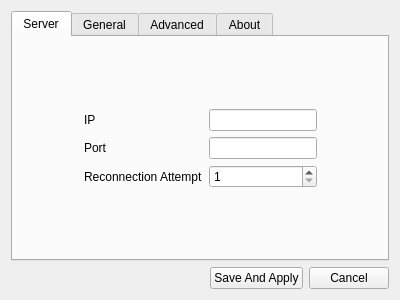
Above: client/pc/src/ui/setting.ui from SkyUOI/OurChat before the change. Below: the same form after it.
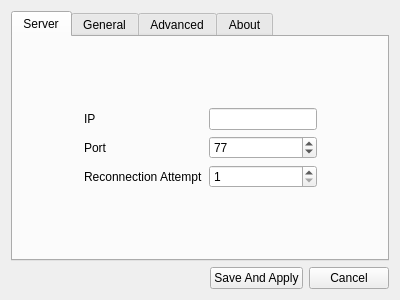
That is the form after the change.

Commit message: fix(client-pc): fix "fake restart" feat(client-pc): save and apply config by using setting ui

The edit to the form file:
```diff
--- a/client/pc/src/ui/setting.ui
+++ b/client/pc/src/ui/setting.ui
@@ -71,9 +71,6 @@
              </property>
             </widget>
            </item>
-           <item row="1" column="1">
-            <widget class="QLineEdit" name="port_editor"/>
-           </item>
            <item row="2" column="0">
             <widget class="QLabel" name="reconnection_attempt_label">
              <property name="text">
@@ -91,6 +88,19 @@
              </property>
             </widget>
            </item>
+           <item row="1" column="1">
+            <widget class="QSpinBox" name="port_editor">
+             <property name="minimum">
+              <number>1</number>
+             </property>
+             <property name="maximum">
+              <number>65535</number>
+             </property>
+             <property name="value">
+              <number>77</number>
+             </property>
+            </widget>
+           </item>
           </layout>
          </item>
          <item>
```
Left out of the diff: 25 changed lines with no effect on the pictures. The commit also changes 12 other files.
